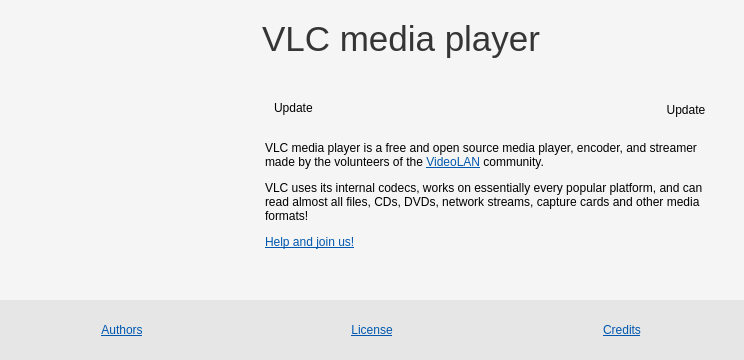
This is modules/gui/qt4/ui/about.ui in andronmobi/vlc-parrot-asteroid as Qt 5 draws it before an edit. The edited form follows.
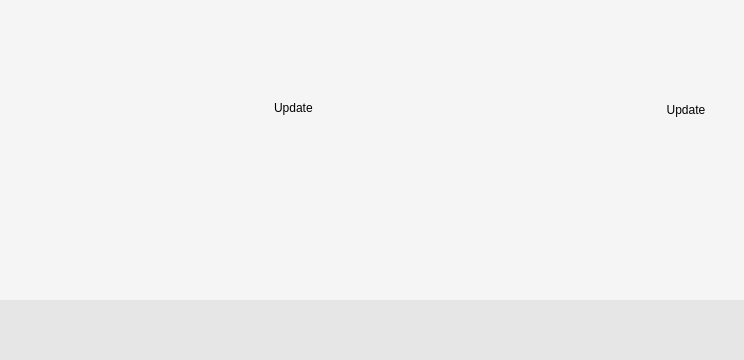
This is the edited form. Icons and pictures are not drawn.

Commit message: Strings count -=5. No html translation needed

Patch:
```diff
--- a/modules/gui/qt4/ui/about.ui
+++ b/modules/gui/qt4/ui/about.ui
@@ -113,9 +113,6 @@
             <property name="styleSheet">
              <string notr="true">padding-right: 20px;</string>
             </property>
-            <property name="text">
-             <string>&lt;html&gt;&lt;head/&gt;&lt;body&gt;&lt;p&gt;VLC media player is a free and open source media player, encoder, and streamer made by the volunteers of the &lt;a href=&quot;http://www.videolan.org/&quot;&gt;&lt;span style=&quot; text-decoration: underline; color:#0057ae;&quot;&gt;VideoLAN&lt;/span&gt;&lt;/a&gt; community.&lt;/p&gt;&lt;p&gt;VLC uses its internal codecs, works on essentially every popular platform, and can read almost all files, CDs, DVDs, network streams, capture cards and other media formats!&lt;/p&gt;&lt;p&gt;&lt;a href=&quot;http://www.videolan.org/contribute/&quot;&gt;&lt;span style=&quot; text-decoration: underline; color:#0057ae;&quot;&gt;Help and join us!&lt;/span&gt;&lt;/a&gt;&lt;/p&gt;&lt;/body&gt;&lt;/html&gt;</string>
-            </property>
             <property name="alignment">
              <set>Qt::AlignLeading|Qt::AlignLeft|Qt::AlignTop</set>
             </property>
@@ -218,9 +215,6 @@
           <height>0</height>
          </size>
         </property>
-        <property name="text">
-         <string>&lt;html&gt;&lt;head/&gt;&lt;body&gt;&lt;p&gt;&lt;span style=&quot; font-size:26pt; color:#353535;&quot;&gt;VLC media player&lt;/span&gt;&lt;/p&gt;&lt;/body&gt;&lt;/html&gt;</string>
-        </property>
         <property name="alignment">
          <set>Qt::AlignBottom|Qt::AlignLeading|Qt::AlignLeft</set>
         </property>
@@ -279,9 +273,6 @@
         <property name="styleSheet">
          <string notr="true">padding: 10px</string>
         </property>
-        <property name="text">
-         <string>&lt;html&gt;&lt;head/&gt;&lt;body&gt;&lt;p&gt;&lt;span style=&quot; text-decoration: underline; color:#0057ae;&quot;&gt;Authors&lt;/span&gt;&lt;/p&gt;&lt;/body&gt;&lt;/html&gt;</string>
-        </property>
         <property name="alignment">
          <set>Qt::AlignCenter</set>
         </property>
@@ -295,9 +286,6 @@
         <property name="styleSheet">
          <string notr="true">padding: 10px</string>
         </property>
-        <property name="text">
-         <string>&lt;html&gt;&lt;head/&gt;&lt;body&gt;&lt;p&gt;&lt;span style=&quot; text-decoration: underline; color:#0057ae;&quot;&gt;License&lt;/span&gt;&lt;/p&gt;&lt;/body&gt;&lt;/html&gt;</string>
-        </property>
         <property name="alignment">
          <set>Qt::AlignCenter</set>
         </property>
@@ -311,9 +299,6 @@
         <property name="styleSheet">
          <string notr="true">padding: 10px;</string>
         </property>
-        <property name="text">
-         <string>&lt;html&gt;&lt;head/&gt;&lt;body&gt;&lt;p&gt;&lt;span style=&quot; text-decoration: underline; color:#0057ae;&quot;&gt;Credits&lt;/span&gt;&lt;/p&gt;&lt;/body&gt;&lt;/html&gt;</string>
-        </property>
         <property name="alignment">
          <set>Qt::AlignCenter</set>
         </property>
```
The commit also changes 1 other file.
